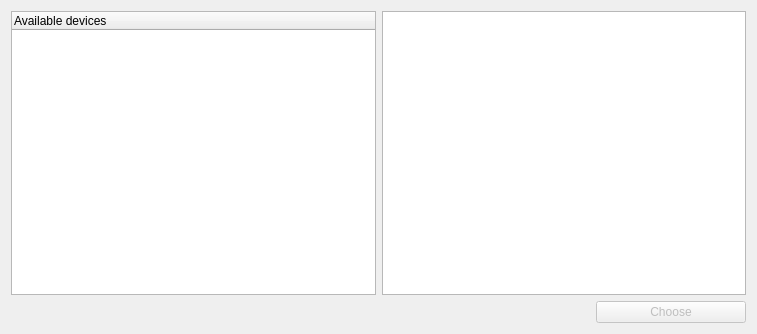
First picture: the form in morph2/oclpicker.ui, repository k0zmo/morphology-opencl, before the edit.
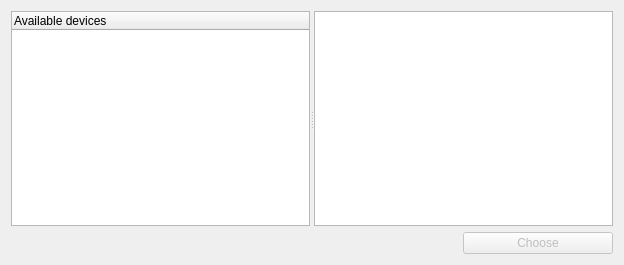
Second picture: the form after the edit.

Commit message: * Drobne zmiany w UI

Patch:
```diff
--- a/morph2/oclpicker.ui
+++ b/morph2/oclpicker.ui
@@ -6,17 +6,19 @@
    <rect>
     <x>0</x>
     <y>0</y>
-    <width>757</width>
-    <height>334</height>
+    <width>624</width>
+    <height>265</height>
    </rect>
   </property>
   <property name="windowTitle">
    <string>Pick an OpenCL device</string>
   </property>
-  <layout class="QVBoxLayout" name="verticalLayout_2">
+  <layout class="QVBoxLayout" name="verticalLayout" stretch="1,0">
    <item>
-    <layout class="QHBoxLayout" name="horizontalLayout">
-     <item>
+    <widget class="QSplitter" name="splitter">
+     <property name="orientation">
+      <enum>Qt::Horizontal</enum>
+     </property>
       <widget class="QTreeWidget" name="treeWidget">
        <column>
         <property name="text">
@@ -24,8 +26,6 @@
         </property>
        </column>
       </widget>
-     </item>
-     <item>
       <widget class="QTextEdit" name="textEdit">
        <property name="documentTitle">
         <string>Device properties</string>
@@ -34,8 +34,7 @@
         <bool>true</bool>
        </property>
       </widget>
-     </item>
-    </layout>
+    </widget>
    </item>
    <item>
     <layout class="QHBoxLayout" name="horizontalLayout_2">
```
Lines whose indentation alone changed are shown as unchanged. The commit also changes 4 other files.
